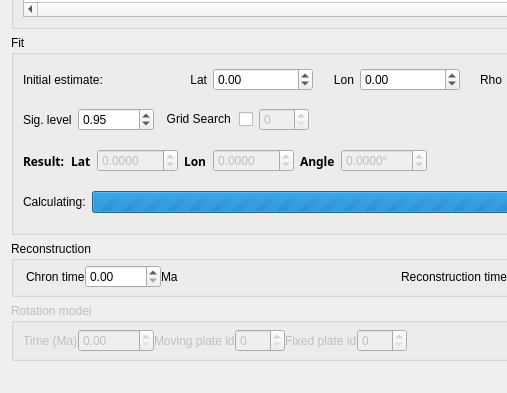
First picture: the form in src/qt-widgets/HellingerDialogUi.ui, repository GPlates/GPlates, before the edit; both pictures show x 0 to 507 and y 285 to 678 of the 820 by 678 pixel window.
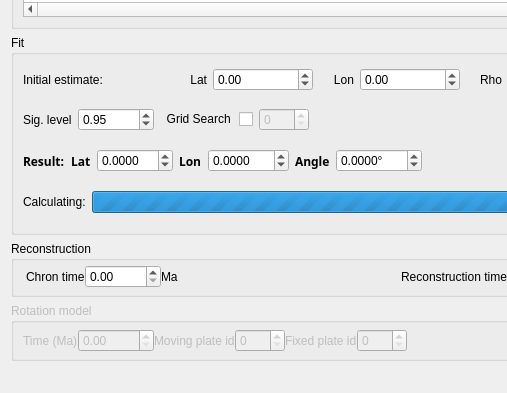
Second picture: the form after the edit.

Commit message: (hellinger) Set hellinger canvas to use own hellinger layer; enable, but set to read-only, the result-related widgets.

Patch:
```diff
--- a/src/qt-widgets/HellingerDialogUi.ui
+++ b/src/qt-widgets/HellingerDialogUi.ui
@@ -766,7 +766,7 @@
           <item>
            <widget class="QDoubleSpinBox" name="spinbox_result_lat">
             <property name="enabled">
-             <bool>false</bool>
+             <bool>true</bool>
             </property>
             <property name="minimumSize">
              <size>
@@ -778,10 +778,10 @@
              <number>4</number>
             </property>
             <property name="minimum">
-             <double>-999.000000000000000</double>
+             <double>-90.000000000000000</double>
             </property>
             <property name="maximum">
-             <double>999.990000000000009</double>
+             <double>90.000000000000000</double>
             </property>
            </widget>
           </item>
@@ -802,7 +802,7 @@
           <item>
            <widget class="QDoubleSpinBox" name="spinbox_result_lon">
             <property name="enabled">
-             <bool>false</bool>
+             <bool>true</bool>
             </property>
             <property name="minimumSize">
              <size>
@@ -814,10 +814,10 @@
              <number>4</number>
             </property>
             <property name="minimum">
-             <double>-999.000000000000000</double>
+             <double>-360.000000000000000</double>
             </property>
             <property name="maximum">
-             <double>999.990000000000009</double>
+             <double>360.000000000000000</double>
             </property>
            </widget>
           </item>
@@ -838,7 +838,7 @@
           <item>
            <widget class="QDoubleSpinBox" name="spinbox_result_angle">
             <property name="enabled">
-             <bool>false</bool>
+             <bool>true</bool>
             </property>
             <property name="minimumSize">
              <size>
```
The commit also changes 2 other files.
